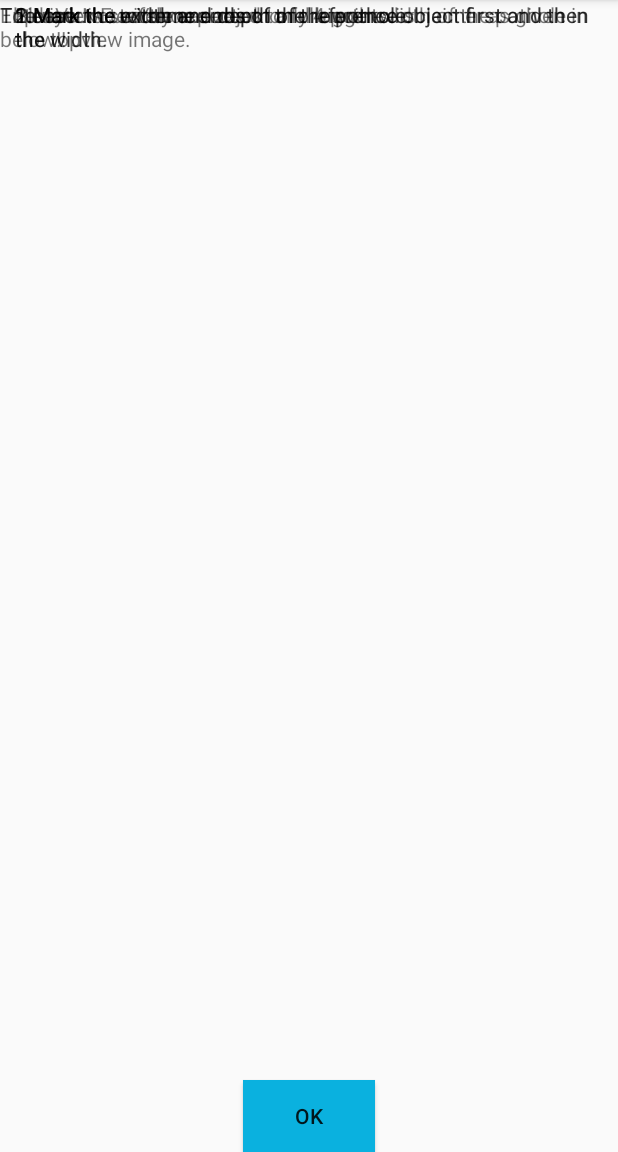
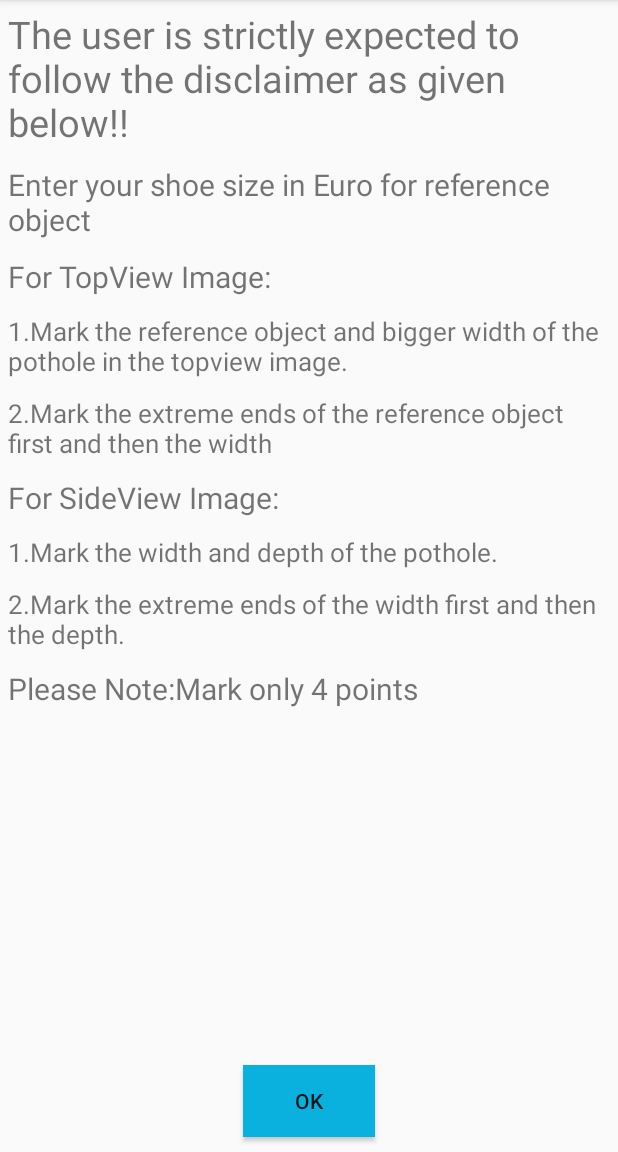
Before and after one commit to Yogita98/DeepBlue_CSP, an Android app: the disclaimer screen opened directly, with no data from a screen before it, on a phone screen of 412 x 824 dp, the part 84-1236 px from its top. Run offline under Robolectric (Android 15) with nearby library versions, the phone set to English and light mode, and no system bars.

```diff
--- a/app/src/main/AndroidManifest.xml
+++ b/app/src/main/AndroidManifest.xml
@@ -34,6 +34,8 @@
         <activity android:name=".issue" />
         <activity android:name=".gallerypage" />
         <activity android:name=".shoe_size" />
+        <activity android:name=".showdimensions" />
+
     </application>
 
 </manifest>
--- a/app/src/main/java/com/example/android/potholedetection/choice.java
+++ b/app/src/main/java/com/example/android/potholedetection/choice.java
@@ -25,7 +25,7 @@ public class choice extends AppCompatActivity {
 
         b2.setOnClickListener(new View.OnClickListener(){
             public void onClick(View v){
-                startActivity(new Intent(choice.this,gallerypage.class));
+                startActivity(new Intent(choice.this,disclaimer.class));
             }
         });
 
--- a/app/src/main/java/com/example/android/potholedetection/disclaimer.java
+++ b/app/src/main/java/com/example/android/potholedetection/disclaimer.java
@@ -17,7 +17,7 @@ public class disclaimer extends AppCompatActivity {
 
 b1.setOnClickListener(new View.OnClickListener() {
     public void onClick(View v) {
-        Intent in = new Intent(disclaimer.this, edittopimage.class);
+        Intent in = new Intent(disclaimer.this, shoe_size.class);
         startActivity(in);
 
 
--- a/app/src/main/res/layout/activity_editsideimage.xml
+++ b/app/src/main/res/layout/activity_editsideimage.xml
@@ -12,6 +12,8 @@
         android:layout_height="wrap_content"
         android:id = "@+id/btn_pick"
         android:layout_alignParentBottom="true"
+        android:background="@color/colorPrimary"
+        android:layout_margin="5dp"
         android:text="Pick Image"/>
 
     <Button
@@ -20,6 +22,8 @@
         android:id = "@+id/btn_next"
         android:layout_alignParentBottom="true"
         android:layout_alignParentRight="true"
+        android:background="@color/colorPrimary"
+        android:layout_margin="5dp"
         android:text="Next Image"/>
 
 
--- a/app/src/main/res/layout/activity_edittopimage.xml
+++ b/app/src/main/res/layout/activity_edittopimage.xml
@@ -11,6 +11,8 @@
         android:layout_height="wrap_content"
         android:id = "@+id/btn_pick"
         android:layout_alignParentBottom="true"
+        android:background="@color/colorPrimary"
+        android:layout_margin="5dp"
         android:text="Pick Image"/>
 
     <Button
@@ -19,6 +21,8 @@
         android:id = "@+id/btn_next"
         android:layout_alignParentBottom="true"
         android:layout_alignParentRight="true"
+        android:background="@color/colorPrimary"
+        android:layout_margin="5dp"
         android:text="Next Image"/>
 
     <TextView
--- a/app/src/main/res/layout/activity_issue.xml
+++ b/app/src/main/res/layout/activity_issue.xml
@@ -28,7 +28,7 @@
         android:textStyle="bold" />
 
     <Button
-        android:id="@+id/button"
+        android:id="@+id/details"
         android:layout_width="wrap_content"
         android:layout_height="wrap_content"
         android:layout_below="@+id/textView"
--- a/app/src/main/res/layout/disclaimer.xml
+++ b/app/src/main/res/layout/disclaimer.xml
@@ -8,26 +8,36 @@
         android:id="@+id/textView2"
         android:layout_width="match_parent"
         android:layout_height="wrap_content"
+        android:layout_margin="5dp"
+        android:textSize="25dp"
         android:text="The user is strictly expected to follow the disclaimer as given below!!" />
     <TextView
         android:id="@+id/textView3"
         android:layout_width="match_parent"
         android:layout_height="wrap_content"
-        android:text="Enter your Euro shoe size"/>
+        android:layout_margin="5dp"
+        android:layout_centerHorizontal="true"
+        android:layout_below="@id/textView2"
+        android:textSize="20dp"
+        android:text="Enter your shoe size in Euro for reference object"/>
 
     <TextView
         android:id="@+id/textView5"
         android:layout_width="match_parent"
         android:layout_height="wrap_content"
-        android:text="TopView:"/>
+        android:layout_margin="5dp"
+        android:layout_marginLeft="10dp"
+        android:layout_below="@id/textView3"
+        android:text="For TopView Image:"
+        android:textSize="20dp"/>
 
     <TextView
         android:id="@+id/textView6"
         android:layout_width="match_parent"
         android:layout_height="wrap_content"
-        android:layout_gravity="center_vertical"
-        android:layout_weight="1"
-        android:layout_marginLeft="10dp"
+        android:layout_margin="5dp"
+        android:layout_below="@id/textView5"
+        android:textSize="17dp"
         android:text="1.Mark the reference object and bigger width of the pothole in the topview image."/>
 
 
@@ -35,9 +45,9 @@
         android:id="@+id/textView7"
         android:layout_width="match_parent"
         android:layout_height="wrap_content"
-        android:layout_gravity="center_vertical"
-        android:layout_weight="1"
-        android:layout_marginLeft="10dp"
+        android:layout_margin="5dp"
+        android:layout_below="@id/textView6"
+        android:textSize="17dp"
         android:text="2.Mark the extreme ends of the reference object first and then the width"/>
 
 
@@ -45,19 +55,20 @@
         android:id="@+id/textView8"
         android:layout_width="match_parent"
         android:layout_height="wrap_content"
-        android:layout_gravity="center_vertical"
-        android:layout_weight="1"
+        android:layout_margin="5dp"
         android:layout_marginLeft="10dp"
-        android:text="SideView:"/>
+        android:layout_below="@id/textView7"
+        android:text="For SideView Image:"
+        android:textSize="20dp"/>
 
 
     <TextView
         android:id="@+id/textView9"
         android:layout_width="match_parent"
         android:layout_height="wrap_content"
-        android:layout_gravity="center_vertical"
-        android:layout_weight="1"
-        android:layout_marginLeft="10dp"
+        android:layout_margin="5dp"
+        android:layout_below="@id/textView8"
+        android:textSize="17dp"
         android:text="1.Mark the width and depth of the pothole."/>
 
 
@@ -65,30 +76,21 @@
         android:id="@+id/textView10"
         android:layout_width="match_parent"
         android:layout_height="wrap_content"
-        android:layout_gravity="center_vertical"
-        android:layout_weight="1"
-        android:layout_marginLeft="10dp"
-        android:text="2.Mark the extreme ends of the reference object first and then the width."/>
+        android:layout_margin="5dp"
+        android:layout_below="@id/textView9"
+        android:textSize="17dp"
+        android:text="2.Mark the extreme ends of the width first and then the depth."/>
 
 
     <TextView
         android:id="@+id/textView11"
         android:layout_width="match_parent"
         android:layout_height="wrap_content"
-        android:layout_gravity="center_vertical"
-        android:layout_weight="1"
-        android:layout_marginLeft="10dp"
-        android:text="Please Note: You can mark only 4 points." />
-
-    <TextView
-        android:id="@+id/textView12"
-        android:layout_width="match_parent"
-        android:layout_height="wrap_content"
-        android:layout_gravity="center_vertical"
-        android:layout_weight="1"
-        android:layout_marginLeft="10dp"
-        android:text="1.Mark the width and depth of the pothole."/>
-
+        android:layout_margin="5dp"
+        android:layout_centerHorizontal="true"
+        android:layout_below="@id/textView10"
+        android:textSize="20dp"
+        android:text="Please Note:Mark only 4 points" />
 
 
     <Button
@@ -98,6 +100,7 @@
         android:layout_alignParentBottom="true"
         android:layout_centerHorizontal="true"
         android:background="@color/colorPrimary"
+        android:layout_margin="10dp"
         android:text="OK" />
 
 
--- a/app/src/main/res/layout/fragment_camera2_basic.xml
+++ b/app/src/main/res/layout/fragment_camera2_basic.xml
@@ -42,7 +42,8 @@
             android:layout_width="wrap_content"
             android:layout_height="wrap_content"
             android:layout_gravity="center"
-            android:text="@string/picture" />
+            android:text="@string/picture"
+            android:background="@color/colorPrimary" />
 
         <ImageButton
             android:id="@+id/info"
```
Also changed, not shown: app/src/main/java/com/example/android/potholedetection/dimensions.java (+19 -8 lines), app/src/main/java/com/example/android/potholedetection/issue.java (+26 -0 lines), app/src/main/java/com/example/android/potholedetection/shoe_size.java (+35 -1 lines), app/src/main/res/layout/activity_choice.xml (+2 -5 lines).
